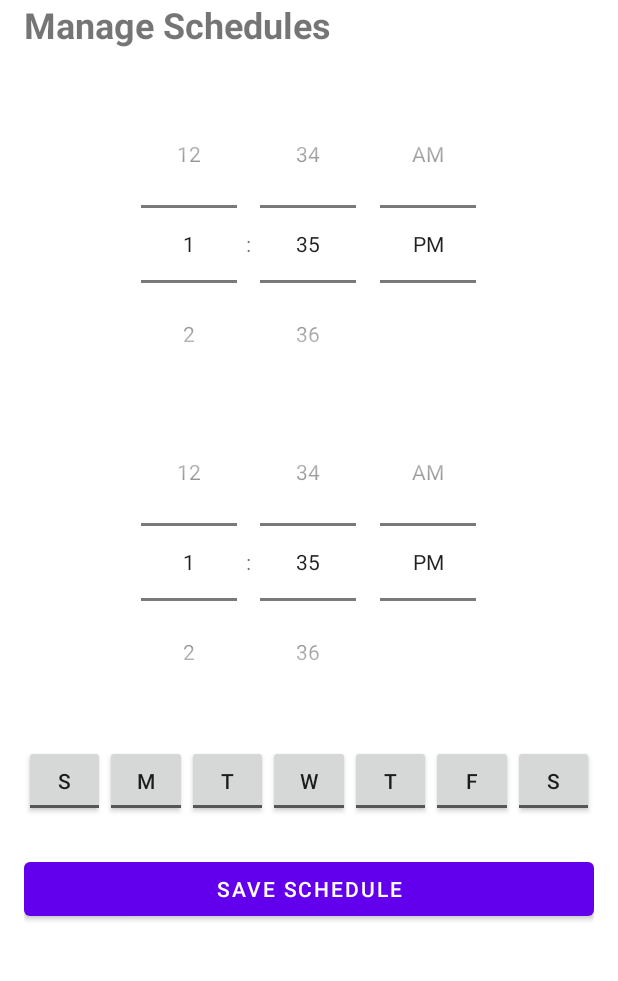
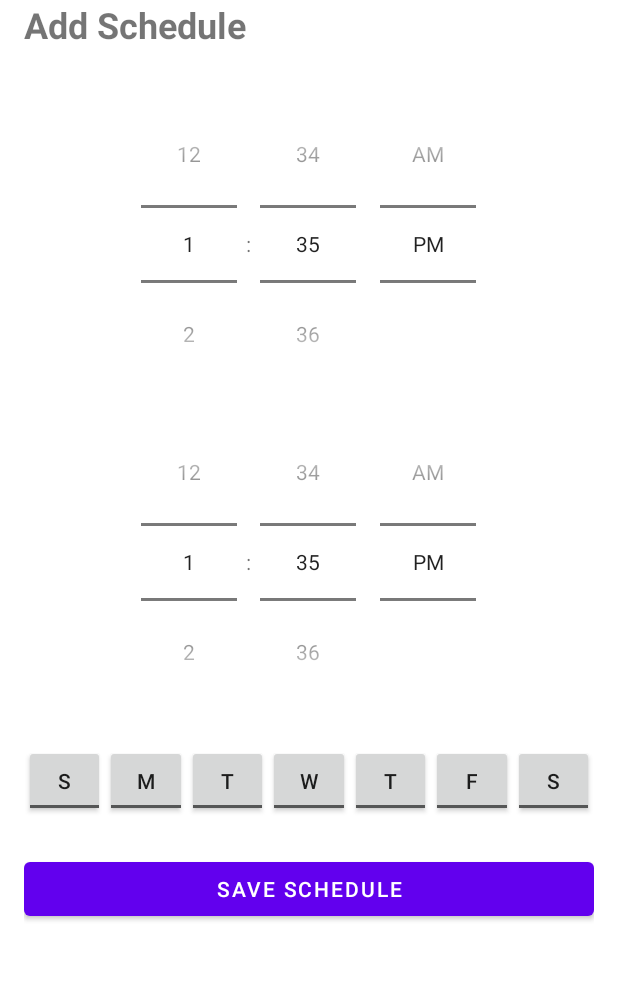
Before and after one commit to githubsourabh/Avdhaan, an Android app: the ScheduleActivity screen opened directly, with no data from a screen before it, on a phone screen of 412 x 824 dp, the part 108-1089 px from its top. Run offline under Robolectric (Android 15) with nearby library versions, the phone set to English and light mode, and no system bars; our stand-ins replace Room's generated code.

Commit message:
changes so that Add and Edit Schedule pages reflect proper title

```diff
--- a/app/src/main/java/com/avdhaan/ScheduleActivity.java
+++ b/app/src/main/java/com/avdhaan/ScheduleActivity.java
@@ -5,6 +5,7 @@ import android.os.Bundle;
 import androidx.appcompat.app.AppCompatActivity;
 import androidx.recyclerview.widget.LinearLayoutManager;
 import androidx.recyclerview.widget.RecyclerView;
+import android.widget.TextView;
 
 import com.avdhaan.db.AppDatabase;
 import com.avdhaan.db.FocusSchedule;
@@ -28,7 +29,15 @@ public class ScheduleActivity extends BaseScheduleActivity implements ScheduleLi
     protected void onCreate(Bundle savedInstanceState) {
         super.onCreate(savedInstanceState);
         MaterialToolbar toolbar = findViewById(R.id.toolbar);
+        TextView titleText = findViewById(R.id.titleText);
         setSupportActionBar(toolbar);
+
+        // Set title based on whether we're editing or adding
+        int editScheduleIndex = getIntent().getIntExtra("editScheduleIndex", -1);
+        String title = editScheduleIndex == -1 ? getString(R.string.add_schedule) : getString(R.string.edit_schedule);
+        toolbar.setTitle(title);
+        titleText.setText(title);
+
         toolbar.setNavigationOnClickListener(v -> {
             Intent intent = new Intent(this, MainActivity.class);
             intent.setFlags(Intent.FLAG_ACTIVITY_CLEAR_TOP | Intent.FLAG_ACTIVITY_SINGLE_TOP);
--- a/app/src/main/res/layout/activity_schedule.xml
+++ b/app/src/main/res/layout/activity_schedule.xml
@@ -11,14 +11,15 @@
         android:layout_width="match_parent"
         android:layout_height="?attr/actionBarSize"
         android:background="?attr/colorPrimary"
-        android:title="Edit Schedules"
+        android:title="@string/add_schedule"
         android:titleTextColor="@android:color/white"
         app:navigationIcon="@drawable/ic_home" />
 
     <TextView
+        android:id="@+id/titleText"
         android:layout_width="match_parent"
         android:layout_height="wrap_content"
-        android:text="@string/manage_schedules"
+        android:text="@string/add_schedule"
         android:textSize="24sp"
         android:textStyle="bold"
         android:layout_marginBottom="24dp"/>
--- a/app/src/main/res/values/strings.xml
+++ b/app/src/main/res/values/strings.xml
@@ -153,6 +153,8 @@
     <string name="repeat_days">Repeat on</string>
 
     <string name="manage_schedules">Manage Schedules</string>
+    <string name="add_schedule">Add Schedule</string>
+    <string name="edit_schedule">Edit Schedule</string>
     <string name="set_your_focus_schedule">Set Your Focus Schedule</string>
     <string name="save_schedule">Save Schedule</string>
     <string name="next">Next</string>
```
